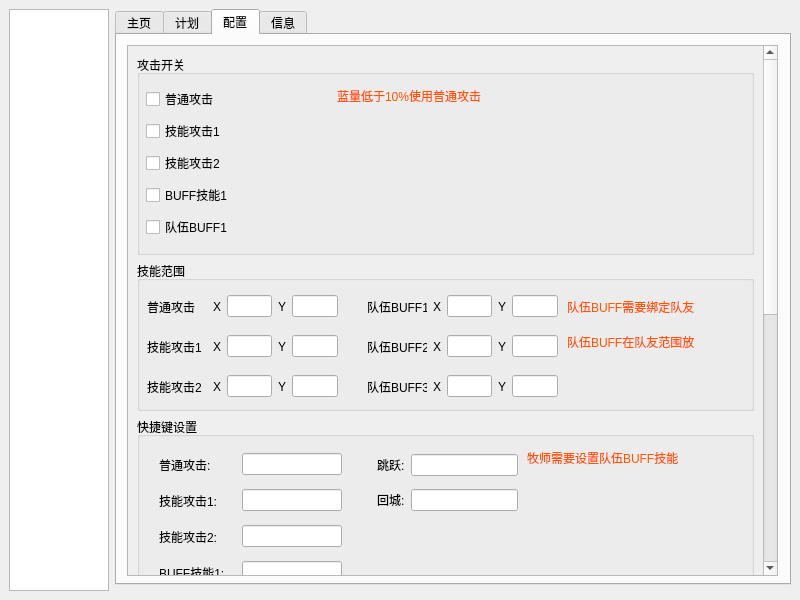
Above: mainwindow.ui from kinvcode/BattleMush before the change. Below: the same form after it.
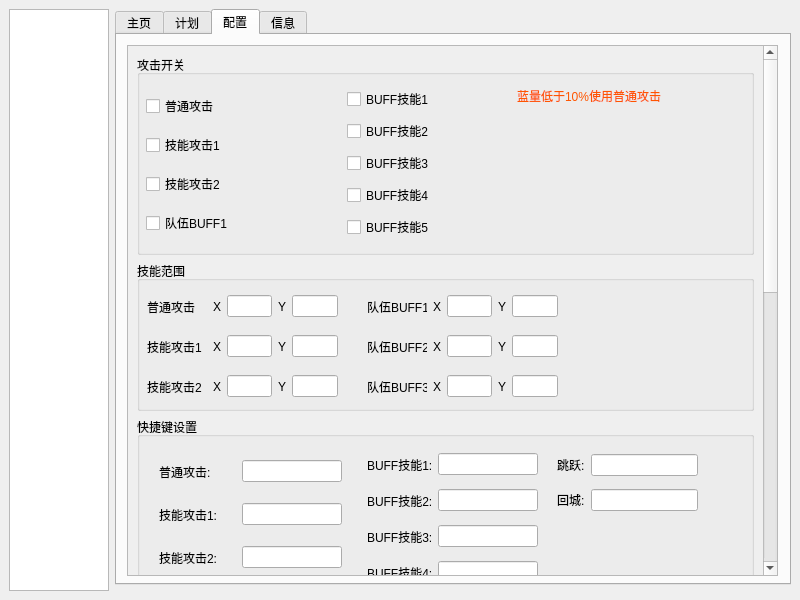
That is the form after the change. The open tabs and pages were chosen to show the change. Custom widgets are drawn as their Qt base class.

Commit message: 增加多个buff

What changed in the file:
```diff
--- a/mainwindow.ui
+++ b/mainwindow.ui
@@ -51,7 +51,7 @@
          </size>
         </property>
         <property name="currentIndex">
-         <number>3</number>
+         <number>2</number>
         </property>
         <widget class="QWidget" name="tab_main">
          <attribute name="title">
@@ -350,9 +350,9 @@
            <property name="geometry">
             <rect>
              <x>0</x>
-             <y>0</y>
+             <y>-613</y>
              <width>635</width>
-             <height>1042</height>
+             <height>1142</height>
             </rect>
            </property>
            <layout class="QVBoxLayout" name="verticalLayout_3">
@@ -404,13 +404,6 @@
                   </property>
                  </widget>
                 </item>
-                <item>
-                 <widget class="QCheckBox" name="checkBox_atk_switch_buff1">
-                  <property name="text">
-                   <string>BUFF技能1</string>
-                  </property>
-                 </widget>
-                </item>
                 <item>
                  <widget class="QCheckBox" name="checkBox_atk_switch_partybuff1">
                   <property name="text">
@@ -423,7 +416,7 @@
               <widget class="QLabel" name="label_11">
                <property name="geometry">
                 <rect>
-                 <x>200</x>
+                 <x>380</x>
                  <y>30</y>
                  <width>321</width>
                  <height>21</height>
@@ -437,6 +430,53 @@
                 <string>蓝量低于10%使用普通攻击</string>
                </property>
               </widget>
+              <widget class="QWidget" name="verticalLayoutWidget_3">
+               <property name="geometry">
+                <rect>
+                 <x>210</x>
+                 <y>30</y>
+                 <width>171</width>
+                 <height>161</height>
+                </rect>
+               </property>
+               <layout class="QVBoxLayout" name="verticalLayout_6">
+                <item>
+                 <widget class="QCheckBox" name="checkBox_atk_switch_buff1">
+                  <property name="text">
+                   <string>BUFF技能1</string>
+                  </property>
+                 </widget>
+                </item>
+                <item>
+                 <widget class="QCheckBox" name="checkBox_atk_switch_buff2">
+                  <property name="text">
+                   <string>BUFF技能2</string>
+                  </property>
+                 </widget>
+                </item>
+                <item>
+                 <widget class="QCheckBox" name="checkBox_atk_switch_buff3">
+                  <property name="text">
+                   <string>BUFF技能3</string>
+                  </property>
+                 </widget>
+                </item>
+                <item>
+                 <widget class="QCheckBox" name="checkBox_atk_switch_buff4">
+                  <property name="text">
+                   <string>BUFF技能4</string>
+                  </property>
+                 </widget>
+                </item>
+                <item>
+                 <widget class="QCheckBox" name="checkBox_atk_switch_buff5">
+                  <property name="text">
+                   <string>BUFF技能5</string>
+                  </property>
+                 </widget>
+                </item>
+               </layout>
+              </widget>
              </widget>
             </item>
             <item>
@@ -846,40 +886,6 @@
                 </item>
                </layout>
               </widget>
-              <widget class="QLabel" name="label_32">
-               <property name="geometry">
-                <rect>
-                 <x>430</x>
-                 <y>35</y>
-                 <width>321</width>
-                 <height>21</height>
-                </rect>
-               </property>
-               <property name="styleSheet">
-                <string notr="true">font: 350 12pt &quot;思源黑体&quot;;
-color: #FF5500;</string>
-               </property>
-               <property name="text">
-                <string>队伍BUFF需要绑定队友</string>
-               </property>
-              </widget>
-              <widget class="QLabel" name="label_35">
-               <property name="geometry">
-                <rect>
-                 <x>430</x>
-                 <y>70</y>
-                 <width>321</width>
-                 <height>21</height>
-                </rect>
-               </property>
-               <property name="styleSheet">
-                <string notr="true">font: 350 12pt &quot;思源黑体&quot;;
-color: #FF5500;</string>
-               </property>
-               <property name="text">
-                <string>队伍BUFF在队友范围放</string>
-               </property>
-              </widget>
              </widget>
             </item>
             <item>
@@ -905,7 +911,7 @@
                  <x>10</x>
                  <y>30</y>
                  <width>208</width>
-                 <height>180</height>
+                 <height>181</height>
                 </rect>
                </property>
                <layout class="QGridLayout" name="gridLayout_2">
@@ -966,25 +972,6 @@
                   </property>
                  </widget>
                 </item>
-                <item row="3" column="0">
-                 <widget class="QLabel" name="label_19">
-                  <property name="minimumSize">
-                   <size>
-                    <width>65</width>
-                    <height>25</height>
-                   </size>
-                  </property>
-                  <property name="maximumSize">
-                   <size>
-                    <width>65</width>
-                    <height>25</height>
-                   </size>
-                  </property>
-                  <property name="text">
-                   <string>BUFF技能1:</string>
-                  </property>
-                 </widget>
-                </item>
                 <item row="0" column="1">
                  <widget class="HotkeyEdit" name="lineEdit_bindkey_general_atk">
                   <property name="minimumSize">
@@ -1001,22 +988,6 @@
                   </property>
                  </widget>
                 </item>
-                <item row="3" column="1">
-                 <widget class="HotkeyEdit" name="lineEdit_bindkey_buff1">
-                  <property name="minimumSize">
-                   <size>
-                    <width>100</width>
-                    <height>0</height>
-                   </size>
-                  </property>
-                  <property name="maximumSize">
-                   <size>
-                    <width>100</width>
-                    <height>16777215</height>
-                   </size>
-                  </property>
-                 </widget>
-                </item>
                 <item row="2" column="1">
                  <widget class="QLineEdit" name="lineEdit_bindkey_skill_atk2">
                   <property name="minimumSize">
@@ -1049,7 +1020,7 @@
                   </property>
                  </widget>
                 </item>
-                <item row="4" column="0">
+                <item row="3" column="0">
                  <widget class="QLabel" name="label_34">
                   <property name="minimumSize">
                    <size>
@@ -1068,7 +1039,7 @@
                   </property>
                  </widget>
                 </item>
-                <item row="4" column="1">
+                <item row="3" column="1">
                  <widget class="QLineEdit" name="lineEdit_bindkey_partybuff1">
                   <property name="minimumSize">
                    <size>
@@ -1089,7 +1060,7 @@
               <widget class="QWidget" name="gridLayoutWidget">
                <property name="geometry">
                 <rect>
-                 <x>240</x>
+                 <x>420</x>
                  <y>30</y>
                  <width>141</width>
                  <height>71</height>
@@ -1132,22 +1103,192 @@
                 </item>
                </layout>
               </widget>
-              <widget class="QLabel" name="label_33">
+              <widget class="QWidget" name="gridLayoutWidget_2">
                <property name="geometry">
                 <rect>
-                 <x>390</x>
+                 <x>230</x>
                  <y>30</y>
-                 <width>321</width>
-                 <height>21</height>
+                 <width>173</width>
+                 <height>181</height>
                 </rect>
                </property>
-               <property name="styleSheet">
-                <string notr="true">font: 350 12pt &quot;思源黑体&quot;;
-color: #FF5500;</string>
-               </property>
-               <property name="text">
-                <string>牧师需要设置队伍BUFF技能</string>
-               </property>
+               <layout class="QGridLayout" name="gridLayout_4">
+                <item row="2" column="0">
+                 <widget class="QLabel" name="label_33">
+                  <property name="minimumSize">
+                   <size>
+                    <width>65</width>
+                    <height>25</height>
+                   </size>
+                  </property>
+                  <property name="maximumSize">
+                   <size>
+                    <width>65</width>
+                    <height>25</height>
+                   </size>
+                  </property>
+                  <property name="text">
+                   <string>BUFF技能3:</string>
+                  </property>
+                 </widget>
+                </item>
+                <item row="0" column="1">
+                 <widget class="HotkeyEdit" name="lineEdit_bindkey_buff1">
+                  <property name="minimumSize">
+                   <size>
+                    <width>100</width>
+                    <height>0</height>
+                   </size>
+                  </property>
+                  <property name="maximumSize">
+                   <size>
+                    <width>100</width>
+                    <height>16777215</height>
+                   </size>
+                  </property>
+                 </widget>
+                </item>
+                <item row="3" column="1">
+                 <widget class="HotkeyEdit" name="lineEdit_bindkey_buff4">
+                  <property name="minimumSize">
+                   <size>
+                    <width>100</width>
+                    <height>0</height>
+                   </size>
+                  </property>
+                  <property name="maximumSize">
+                   <size>
+                    <width>100</width>
+                    <height>16777215</height>
+                   </size>
+                  </property>
+                 </widget>
+                </item>
+                <item row="0" column="0">
+                 <widget class="QLabel" name="label_19">
+                  <property name="minimumSize">
+                   <size>
+                    <width>65</width>
+                    <height>25</height>
+                   </size>
+                  </property>
+                  <property name="maximumSize">
+                   <size>
+                    <width>65</width>
+                    <height>25</height>
+                   </size>
+                  </property>
+                  <property name="text">
+                   <string>BUFF技能1:</string>
+                  </property>
+                 </widget>
+                </item>
+                <item row="1" column="1">
+                 <widget class="HotkeyEdit" name="lineEdit_bindkey_buff2">
+                  <property name="minimumSize">
+                   <size>
+                    <width>100</width>
+                    <height>0</height>
+                   </size>
+                  </property>
+                  <property name="maximumSize">
+                   <size>
+                    <width>100</width>
+                    <height>16777215</height>
+                   </size>
+                  </property>
+                 </widget>
+                </item>
+                <item row="1" column="0">
+                 <widget class="QLabel" name="label_32">
+                  <property name="minimumSize">
+                   <size>
+                    <width>65</width>
+                    <height>25</height>
+                   </size>
+                  </property>
+                  <property name="maximumSize">
+                   <size>
+                    <width>65</width>
+                    <height>25</height>
+                   </size>
+                  </property>
+                  <property name="text">
+                   <string>BUFF技能2:</string>
+                  </property>
+                 </widget>
+                </item>
+                <item row="3" column="0">
+                 <widget class="QLabel" name="label_35">
+                  <property name="minimumSize">
+                   <size>
+                    <width>65</width>
+                    <height>25</height>
+                   </size>
+                  </property>
+                  <property name="maximumSize">
+                   <size>
+                    <width>65</width>
+                    <height>25</height>
+                   </size>
+                  </property>
+                  <property name="text">
+                   <string>BUFF技能4:</string>
+                  </property>
+                 </widget>
+                </item>
+                <item row="2" column="1">
+                 <widget class="HotkeyEdit" name="lineEdit_bindkey_buff3">
+                  <property name="minimumSize">
+                   <size>
+                    <width>100</width>
+                    <height>0</height>
+                   </size>
+                  </property>
+                  <property name="maximumSize">
+                   <size>
+                    <width>100</width>
+                    <height>16777215</height>
+                   </size>
+                  </property>
+                 </widget>
+                </item>
+                <item row="4" column="0">
+                 <widget class="QLabel" name="label_43">
+                  <property name="minimumSize">
+                   <size>
+                    <width>65</width>
+                    <height>25</height>
+                   </size>
+                  </property>
+                  <property name="maximumSize">
+                   <size>
+                    <width>65</width>
+                    <height>25</height>
+                   </size>
+                  </property>
+                  <property name="text">
+                   <string>BUFF技能5:</string>
+                  </property>
+                 </widget>
+                </item>
+                <item row="4" column="1">
+                 <widget class="HotkeyEdit" name="lineEdit_bindkey_buff5">
+                  <property name="minimumSize">
+                   <size>
+                    <width>100</width>
+                    <height>0</height>
+                   </size>
+                  </property>
+                  <property name="maximumSize">
+                   <size>
+                    <width>100</width>
+                    <height>16777215</height>
+                   </size>
+                  </property>
+                 </widget>
+                </item>
+               </layout>
               </widget>
              </widget>
             </item>
@@ -1156,13 +1297,13 @@
               <property name="minimumSize">
                <size>
                 <width>0</width>
-                <height>150</height>
+                <height>250</height>
                </size>
               </property>
               <property name="maximumSize">
                <size>
                 <width>16777215</width>
-                <height>150</height>
+                <height>250</height>
                </size>
               </property>
               <property name="title">
@@ -1174,7 +1315,7 @@
                  <x>10</x>
                  <y>30</y>
                  <width>211</width>
-                 <height>110</height>
+                 <height>61</height>
                 </rect>
                </property>
                <layout class="QFormLayout" name="formLayout_2">
@@ -1214,41 +1355,6 @@
                  </widget>
                 </item>
                 <item row="1" column="0">
-                 <widget class="QLabel" name="label_37">
-                  <property name="minimumSize">
-                   <size>
-                    <width>65</width>
-                    <height>25</height>
-                   </size>
-                  </property>
-                  <property name="maximumSize">
-                   <size>
-                    <width>65</width>
-                    <height>25</height>
-                   </size>
-                  </property>
-                  <property name="text">
-                   <string>BUFF技能1:</string>
-                  </property>
-                 </widget>
-                </item>
-                <item row="1" column="1">
-                 <widget class="QLineEdit" name="lineEdit_recast_buff1">
-                  <property name="minimumSize">
-                   <size>
-                    <width>100</width>
-                    <height>0</height>
-                   </size>
-                  </property>
-                  <property name="maximumSize">
-                   <size>
-                    <width>100</width>
-                    <height>16777215</height>
-                   </size>
-                  </property>
-                 </widget>
-                </item>
-                <item row="2" column="0">
                  <widget class="QLabel" name="label_38">
                   <property name="minimumSize">
                    <size>
@@ -1267,7 +1373,7 @@
                   </property>
                  </widget>
                 </item>
-                <item row="2" column="1">
+                <item row="1" column="1">
                  <widget class="QLineEdit" name="lineEdit_recast_partybuff1">
                   <property name="minimumSize">
                    <size>
@@ -1285,6 +1391,193 @@
                 </item>
                </layout>
               </widget>
+              <widget class="QWidget" name="formLayoutWidget_3">
+               <property name="geometry">
+                <rect>
+                 <x>240</x>
+                 <y>30</y>
+                 <width>173</width>
+                 <height>201</height>
+                </rect>
+               </property>
+               <layout class="QFormLayout" name="formLayout_3">
+                <item row="0" column="1">
+                 <widget class="QLineEdit" name="lineEdit_recast_buff1">
+                  <property name="minimumSize">
+                   <size>
+                    <width>100</width>
+                    <height>0</height>
+                   </size>
+                  </property>
+                  <property name="maximumSize">
+                   <size>
+                    <width>100</width>
+                    <height>16777215</height>
+                   </size>
+                  </property>
+                 </widget>
+                </item>
+                <item row="0" column="0">
+                 <widget class="QLabel" name="label_37">
+                  <property name="minimumSize">
+                   <size>
+                    <width>65</width>
+                    <height>25</height>
+                   </size>
+                  </property>
+                  <property name="maximumSize">
+                   <size>
+                    <width>65</width>
+                    <height>25</height>
+                   </size>
+                  </property>
+                  <property name="text">
+                   <string>BUFF技能1:</string>
+                  </property>
+                 </widget>
+                </item>
+                <item row="1" column="0">
+                 <widget class="QLabel" name="label_44">
+                  <property name="minimumSize">
+                   <size>
+                    <width>65</width>
+                    <height>25</height>
+                   </size>
+                  </property>
+                  <property name="maximumSize">
+                   <size>
+                    <width>65</width>
+                    <height>25</height>
+                   </size>
+                  </property>
+                  <property name="text">
+                   <string>BUFF技能2:</string>
+                  </property>
+                 </widget>
+                </item>
+                <item row="2" column="0">
+                 <widget class="QLabel" name="label_45">
+                  <property name="minimumSize">
+                   <size>
+                    <width>65</width>
+                    <height>25</height>
+                   </size>
+                  </property>
+                  <property name="maximumSize">
+                   <size>
+                    <width>65</width>
+                    <height>25</height>
+                   </size>
+                  </property>
+                  <property name="text">
+                   <string>BUFF技能3:</string>
+                  </property>
+                 </widget>
+                </item>
+                <item row="1" column="1">
+                 <widget class="QLineEdit" name="lineEdit_recast_buff2">
+                  <property name="minimumSize">
+                   <size>
+                    <width>100</width>
+                    <height>0</height>
+                   </size>
+                  </property>
+                  <property name="maximumSize">
+                   <size>
+                    <width>100</width>
+                    <height>16777215</height>
+                   </size>
+                  </property>
+                 </widget>
+                </item>
+                <item row="2" column="1">
+                 <widget class="QLineEdit" name="lineEdit_recast_buff3">
+                  <property name="minimumSize">
+                   <size>
+                    <width>100</width>
+                    <height>0</height>
+                   </size>
+                  </property>
+                  <property name="maximumSize">
+                   <size>
+                    <width>100</width>
+                    <height>16777215</height>
+                   </size>
+                  </property>
+                 </widget>
+                </item>
+                <item row="3" column="0">
+                 <widget class="QLabel" name="label_46">
+                  <property name="minimumSize">
+                   <size>
+                    <width>65</width>
+                    <height>25</height>
+                   </size>
+                  </property>
+                  <property name="maximumSize">
+                   <size>
+                    <width>65</width>
+                    <height>25</height>
+                   </size>
+                  </property>
+                  <property name="text">
+                   <string>BUFF技能4:</string>
+                  </property>
+                 </widget>
+                </item>
+                <item row="3" column="1">
+                 <widget class="QLineEdit" name="lineEdit_recast_buff4">
+                  <property name="minimumSize">
+                   <size>
+                    <width>100</width>
+                    <height>0</height>
+                   </size>
+                  </property>
+                  <property name="maximumSize">
+                   <size>
+                    <width>100</width>
+                    <height>16777215</height>
+                   </size>
+                  </property>
+                 </widget>
+                </item>
+                <item row="4" column="0">
+                 <widget class="QLabel" name="label_47">
+                  <property name="minimumSize">
+                   <size>
+                    <width>65</width>
+                    <height>25</height>
+                   </size>
+                  </property>
+                  <property name="maximumSize">
+                   <size>
+                    <width>65</width>
+                    <height>25</height>
+                   </size>
+                  </property>
+                  <property name="text">
+                   <string>BUFF技能5:</string>
+                  </property>
+                 </widget>
+                </item>
+                <item row="4" column="1">
+                 <widget class="QLineEdit" name="lineEdit_recast_buff5">
+                  <property name="minimumSize">
+                   <size>
+                    <width>100</width>
+                    <height>0</height>
+                   </size>
+                  </property>
+                  <property name="maximumSize">
+                   <size>
+                    <width>100</width>
+                    <height>16777215</height>
+                   </size>
+                  </property>
+                 </widget>
+                </item>
+               </layout>
+              </widget>
              </widget>
             </item>
             <item>
```
The commit also changes 9 other files.
